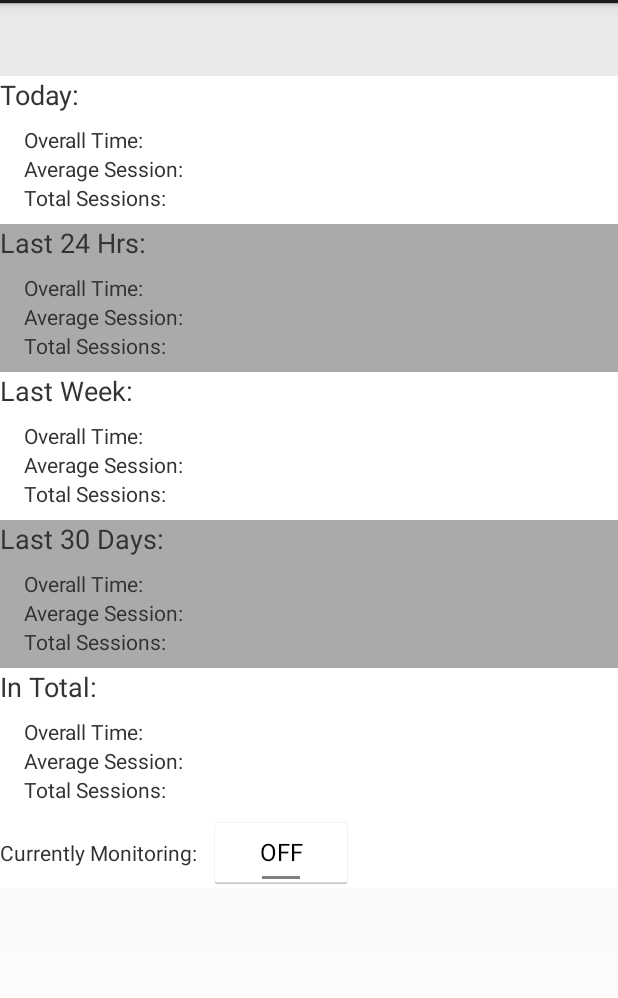
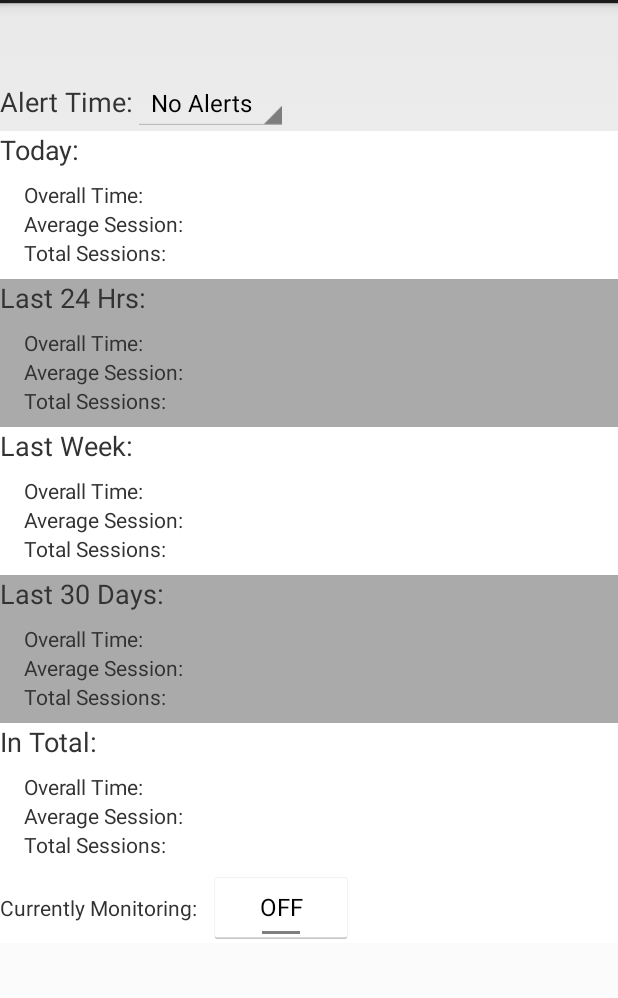
Before and after one commit to terodox/ActivityMonitor, an Android app: the screen it shows after launch (SessionSummaryActivity), after a tap on "Click the plus to monitor an app", on a phone screen of 412 x 824 dp, the part 69-1067 px from its top. Run offline under Robolectric (Android 15) with nearby library versions, the phone set to English and light mode, and no system bars; 18 statements that could not run were skipped.

Commit message:
Added app specific alert timeout

```diff
--- a/app/src/main/java/com/andyd/activitymonitor/ActivityController.java
+++ b/app/src/main/java/com/andyd/activitymonitor/ActivityController.java
@@ -28,7 +28,8 @@ public class ActivityController {
             ActivityProviderMetaData.ActivityTableMetaData.ACTIVITY_CLASS,
             ActivityProviderMetaData.ActivityTableMetaData.ACTIVITY_ICON,
             ActivityProviderMetaData.ActivityTableMetaData.ACTIVITY_POLLING,
-            ActivityProviderMetaData.ActivityTableMetaData.ACTIVITY_CREATED
+            ActivityProviderMetaData.ActivityTableMetaData.ACTIVITY_CREATED,
+            ActivityProviderMetaData.ActivityTableMetaData.ACTIVITY_ALERT_TIMEOUT
     };
 
     private static String[] mSessionProjection = new String[] {
@@ -401,6 +402,8 @@ public class ActivityController {
             values.put(ActivityProviderMetaData.ActivityTableMetaData.ACTIVITY_CREATED,
                     currentActivity.getCreated());
         }
+        values.put(ActivityProviderMetaData.ActivityTableMetaData.ACTIVITY_ALERT_TIMEOUT,
+                currentActivity.getAlertTimeout());
         return values;
     }
 
@@ -411,6 +414,7 @@ public class ActivityController {
         public int iIconColumn;
         public int iPollingColumn;
         public int iCreatedColumn;
+        public int iAlertTimeoutColumn;
 
         public ActivityModelCursorHelper(Cursor cursor) {
             iIdColumn = cursor.getColumnIndex(
@@ -425,6 +429,8 @@ public class ActivityController {
                     ActivityProviderMetaData.ActivityTableMetaData.ACTIVITY_POLLING);
             iCreatedColumn = cursor.getColumnIndex(
                     ActivityProviderMetaData.ActivityTableMetaData.ACTIVITY_CREATED);
+            iAlertTimeoutColumn = cursor.getColumnIndex(
+                    ActivityProviderMetaData.ActivityTableMetaData.ACTIVITY_ALERT_TIMEOUT);
         }
 
         public ActivityModel createModelFromCursor(Cursor cursor) {
@@ -434,7 +440,8 @@ public class ActivityController {
                     cursor.getString(iClassNameColumn),
                     cursor.getInt(iIconColumn),
                     cursor.getInt(iPollingColumn),
-                    cursor.getLong(iCreatedColumn)
+                    cursor.getLong(iCreatedColumn),
+                    cursor.getInt(iAlertTimeoutColumn)
             );
         }
     }
--- a/app/src/main/java/com/andyd/activitymonitor/ActivityModelAdapter.java
+++ b/app/src/main/java/com/andyd/activitymonitor/ActivityModelAdapter.java
@@ -100,8 +100,6 @@ public class ActivityModelAdapter extends BaseAdapter {
             }
             viewParts.headerText.setText(currentActivity.getName());
             viewParts.subText.setText(currentActivity.getClassName());
-
-            //TODO: setup the onclick listener
         }
 
         return view;
--- a/app/src/main/java/com/andyd/activitymonitor/ActivityProviderMetaData.java
+++ b/app/src/main/java/com/andyd/activitymonitor/ActivityProviderMetaData.java
@@ -11,7 +11,7 @@ public class ActivityProviderMetaData {
             "com.andyd.ActivityMonitor.provider.ActivityProvider";
 
     public static final String DATABASE_NAME = "activity.db";
-    public static final int DATABASE_VERSION = 2;
+    public static final int DATABASE_VERSION = 3;
 
     private ActivityProviderMetaData() {}
 
@@ -42,6 +42,8 @@ public class ActivityProviderMetaData {
         public static final String ACTIVITY_POLLING = "polling";
         //TYPE: int from System.currentTimeMillis()
         public static final String ACTIVITY_CREATED = "created";
+        //TYPE: int 0 means don't alert, > 0 alert timeout in minutes
+        public static final String ACTIVITY_ALERT_TIMEOUT = "alertTimeout";
 
         //Indexes!
         public static final String ACTIVITY_UDX_CLASS = "uidx_" + ACTIVITY_CLASS;
--- a/app/src/main/res/layout/fragment_session_summary.xml
+++ b/app/src/main/res/layout/fragment_session_summary.xml
@@ -29,6 +29,21 @@
             android:layout_toRightOf="@id/fragment_session_summary_icon"
             />
     </RelativeLayout>
+    <LinearLayout
+        android:layout_width="match_parent"
+        android:layout_height="wrap_content"
+        android:orientation="horizontal">
+        <TextView
+            android:text="@string/fragment_session_summary_alertTimeout_text"
+            style="@style/Header2Text"
+            android:layout_width="wrap_content"
+            android:layout_height="wrap_content" />
+        <Spinner
+            android:id="@+id/fragment_session_summary_alertTimeout"
+            android:layout_width="wrap_content"
+            android:layout_height="wrap_content"
+            android:entries="@array/activity_monitor_list_activity_preference_alert_time_entries"/>
+    </LinearLayout>
     <ScrollView
         android:layout_width="fill_parent"
         android:layout_height="wrap_content"
--- a/app/src/main/res/values/fragment_session_summary.xml
+++ b/app/src/main/res/values/fragment_session_summary.xml
@@ -1,5 +1,8 @@
 <?xml version="1.0" encoding="utf-8"?>
 <resources>
+    <string name="fragment_session_summary_alertTimeout_text">Alert Time:</string>
+    <string name="fragment_session_summary_alertTimeout_minute_text"> minute(s)</string>
+
     <string name="fragment_session_summary_currentlyPolling_text">Currently Monitoring:</string>
 
     <string name="fragment_session_summary_lengthName">Overall Time:</string>
```
Also changed, not shown: app/src/main/java/com/andyd/activitymonitor/ActivityDatabaseHelper.java (added, +80 -0 lines), app/src/main/java/com/andyd/activitymonitor/ActivityModel.java (+12 -1 lines), app/src/main/java/com/andyd/activitymonitor/ActivityProvider.java (+2 -58 lines), app/src/main/java/com/andyd/activitymonitor/AppMonitorService.java (+6 -3 lines), app/src/main/java/com/andyd/activitymonitor/InputFilterMinMaxInt.java (added, +36 -0 lines), app/src/main/java/com/andyd/activitymonitor/PreferenceHelper.java (+12 -16 lines), app/src/main/java/com/andyd/activitymonitor/SessionSummaryFragment.java (+50 -1 lines), app/src/main/res/xml/activity_monitor_list_activity_preferences.xml (+0 -8 lines).
